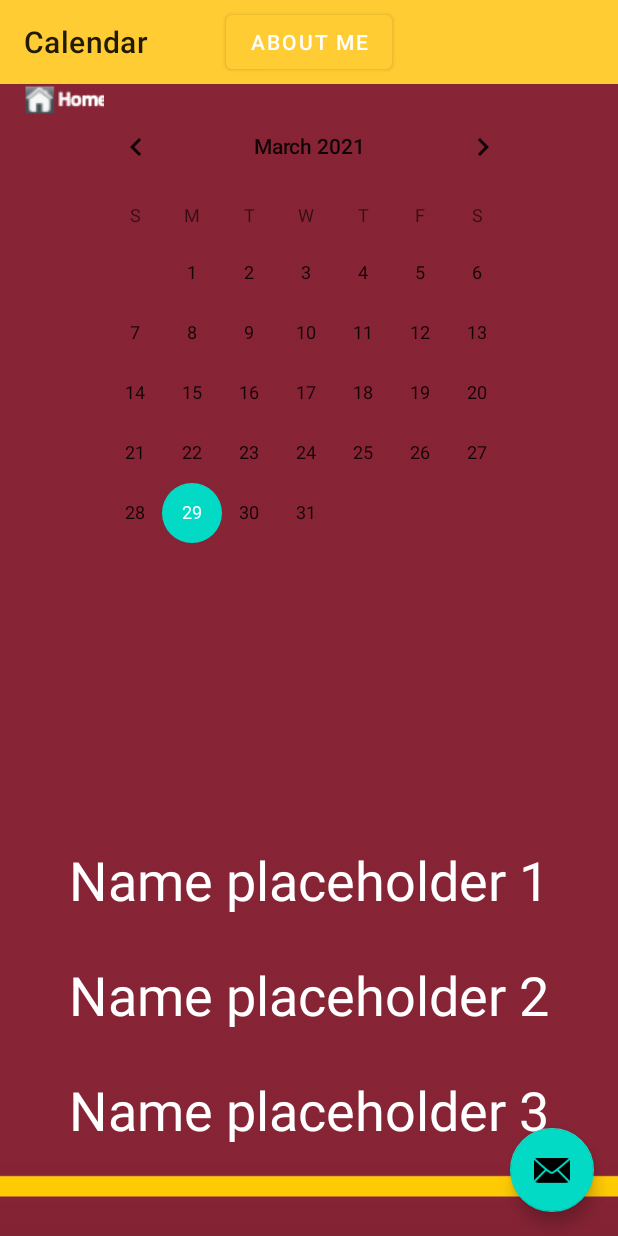
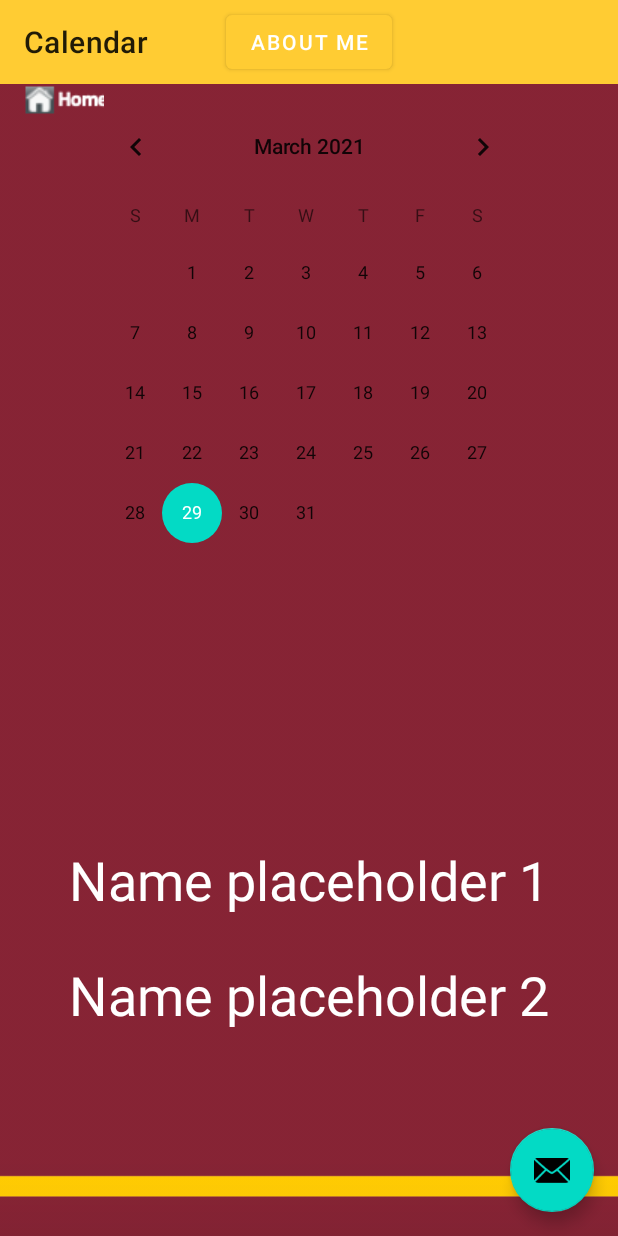
Before and after one commit to eliset2973/Schedule4U, an Android app: the screen it shows after launch (Calendar), after a tap on "CALENDAR", on a phone screen of 412 x 824 dp. Run offline under Robolectric (Android 15) with nearby library versions, the phone set to English and light mode, and no system bars.

Commit message:
add and remove tasks todos activity
You can add a task using the add newtask button. You can delete a task using the 3rd x button on To Do activity page.

```diff
--- a/Schedule4U/app/src/main/java/com/example/schedule4u/Activity_S4U_Data_Accessor.java
+++ b/Schedule4U/app/src/main/java/com/example/schedule4u/Activity_S4U_Data_Accessor.java
@@ -29,6 +29,7 @@ public class Activity_S4U_Data_Accessor {
         // use example data
         if (!usedSavedData) {
             lists = new Activity_S4U_Lists(true);
+            System.out.println("Failed to load data and created new data");
             save(context);
         }
     }
--- a/Schedule4U/app/src/main/java/com/example/schedule4u/Activity_S4U_Lists.java
+++ b/Schedule4U/app/src/main/java/com/example/schedule4u/Activity_S4U_Lists.java
@@ -13,7 +13,7 @@ public class Activity_S4U_Lists implements java.io.Serializable {
         active = new LinkedList<Activity_S4U>();
         deleted = new LinkedList<Activity_S4U>();
         if (useSampleActivitiesInsteadOfEmptyList) {
-            for (Integer i = new Integer(1); i < 6; i++) {
+            for (Integer i = new Integer(1); i < 3; i++) {
                 Activity_S4U temp = new Activity_S4U();
                 temp.name = temp.name + " " + i.toString();
                 active.add(temp);
--- a/Schedule4U/app/src/main/java/com/example/schedule4u/Calendar.java
+++ b/Schedule4U/app/src/main/java/com/example/schedule4u/Calendar.java
@@ -18,7 +18,37 @@ import android.widget.TextView;
 import java.util.List;
 
 public class Calendar extends AppCompatActivity {
+@Override
+protected void onResume() {
+    super.onResume();
+    // change to content layout
+    Activity_S4U_Data_Accessor accessor = new Activity_S4U_Data_Accessor(getApplicationContext(),true);
+    List<Activity_S4U> displayList = accessor.lists.active;
+    TextView textViewCalendarActivityName1 = (TextView) findViewById(R.id.textViewCalendarActivityName1);
+    TextView textViewCalendarActivityName2 = (TextView) findViewById(R.id.textViewCalendarActivityName2);
+    TextView textViewCalendarActivityName3 = (TextView) findViewById(R.id.textViewCalendarActivityName3);
+    if (displayList.size()>0) {
+        textViewCalendarActivityName1.setText(displayList.get(0).name);
+        //System.out.println(displayList.get(0).name);
+    } else {
+        textViewCalendarActivityName1.setText("");
+    }
 
+    try {
+        if (displayList.size()>1) {
+            textViewCalendarActivityName2.setText(displayList.get(1).name);
+        } else {
+            textViewCalendarActivityName2.setText("");
+        }
+        if (displayList.size()>2) {
+            textViewCalendarActivityName3.setText(displayList.get(2).name);
+        } else {
+            textViewCalendarActivityName3.setText("");
+        }
+    } catch (Exception e) {
+        e.printStackTrace();
+    }
+}
     @Override
     protected void onCreate(Bundle savedInstanceState) {
         super.onCreate(savedInstanceState);
@@ -37,20 +67,8 @@ public class Calendar extends AppCompatActivity {
         printList = accessor.lists.active;
         for (int i = 0; i<printList.size(); i++) System.out.println(printList.get(i).name);*/
 
-        // change to content layout
-        Activity_S4U_Data_Accessor accessor = new Activity_S4U_Data_Accessor(getApplicationContext(),true);
-        List<Activity_S4U> displayList = accessor.lists.active;
-        TextView textViewCalendarActivityName1 = (TextView) findViewById(R.id.textViewCalendarActivityName1);
-        textViewCalendarActivityName1.setText(displayList.get(0).name);
-        System.out.println(displayList.get(0).name);
 
-        try {
-            ((TextView) findViewById(R.id.textViewCalendarActivityName2)).setText(displayList.get(1).name);
-            ((TextView) findViewById(R.id.textViewCalendarActivityName3)).setText(displayList.get(2).name);
-        } catch (Exception e) {
-            e.printStackTrace();
-        }
-        System.out.println(((TextView) findViewById(R.id.textViewCalendarActivityName2)).getText());
+        //System.out.println(((TextView) findViewById(R.id.textViewCalendarActivityName2)).getText());
 
         //change back to activity layout
         //setContentView(R.layout.activity_calendar);
--- a/Schedule4U/app/src/main/java/com/example/schedule4u/MainActivity.java
+++ b/Schedule4U/app/src/main/java/com/example/schedule4u/MainActivity.java
@@ -16,6 +16,10 @@ public class MainActivity extends AppCompatActivity {
     protected void onCreate(Bundle savedInstanceState) {
         super.onCreate(savedInstanceState);
         setContentView(R.layout.activity_main);
+
+        // this block resets data each restart
+        Activity_S4U_Data_Accessor accessor = new Activity_S4U_Data_Accessor(getApplicationContext(),true);
+        accessor.save(getApplicationContext());
 
         // to do's for today screen
         Button todo = (Button) findViewById(R.id.button2);
--- a/Schedule4U/app/src/main/res/layout/content_todos_items.xml
+++ b/Schedule4U/app/src/main/res/layout/content_todos_items.xml
@@ -277,7 +277,7 @@
             android:focusable="true" />
 
         <Button
-            android:id="@+id/x"
+            android:id="@+id/toDosDelete3"
             android:layout_width="43dp"
             android:layout_height="40dp"
             android:text="x"
```
Also changed, not shown: Schedule4U/app/src/main/java/com/example/schedule4u/CreateTask.java (+29 -2 lines), Schedule4U/app/src/main/java/com/example/schedule4u/ToDos.java (+29 -10 lines).
